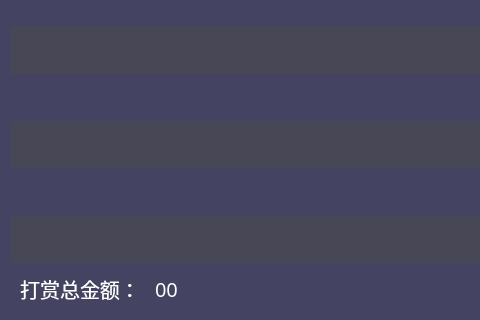
Above: DragonTiger_zhubo_mod/mod/mod_money/MMoney.ui from QPKJEDL/deskgame before the change; both pictures show x 0 to 480 and y 255 to 575 of the 870 by 575 pixel window. Below: the same form after it.
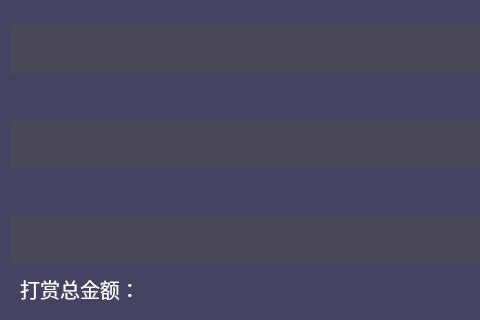
That is the form after the change.

Patch:
```diff
--- a/DragonTiger_zhubo_mod/mod/mod_money/MMoney.ui
+++ b/DragonTiger_zhubo_mod/mod/mod_money/MMoney.ui
@@ -1133,7 +1133,7 @@
 color: rgb(255, 255, 255);</string>
        </property>
        <property name="text">
-        <string>00</string>
+        <string/>
        </property>
        <property name="alignment">
         <set>Qt::AlignLeading|Qt::AlignLeft|Qt::AlignVCenter</set>
```
Left out of the diff: 7 changed lines with no effect on the pictures.
